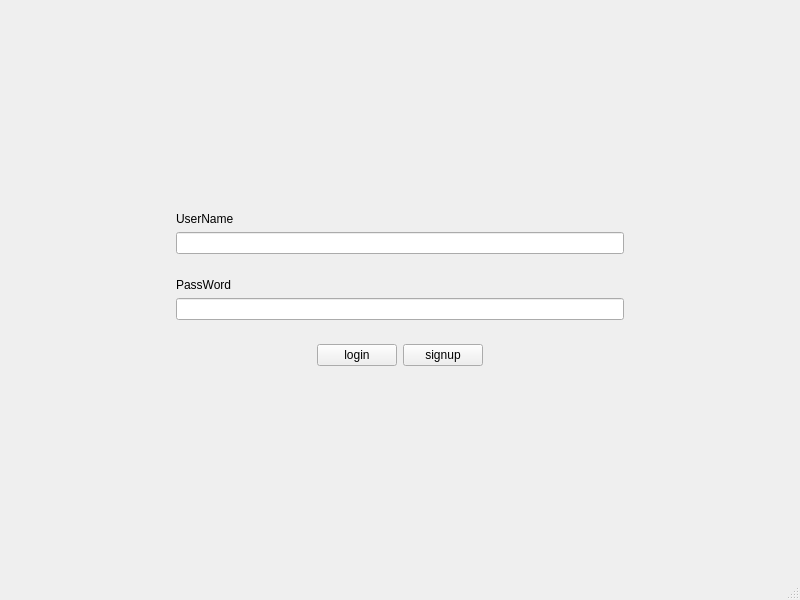
The window that client/mainwindow.ui (mohammadmolavi/Local-messenger) describes before a commit, drawn with Qt 5.
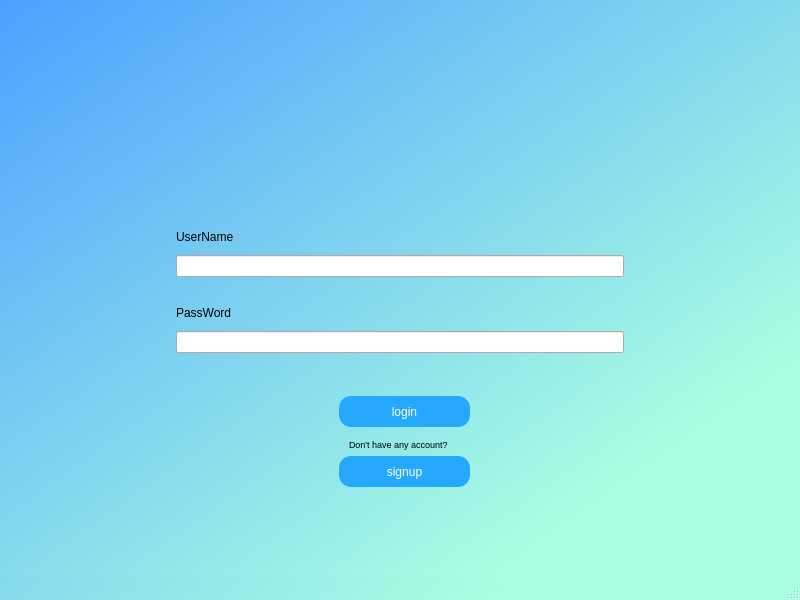
The same window after the commit.

Diff of the .ui file:
```diff
--- a/client/mainwindow.ui
+++ b/client/mainwindow.ui
@@ -13,7 +13,17 @@
   <property name="windowTitle">
    <string>MainWindow</string>
   </property>
+  <property name="styleSheet">
+   <string notr="true">QMainWindow#MainWindow{
+background-color: qlineargradient(spread:pad, x1:0.804, y1:0.823182, x2:0, y2:0, stop:0 rgba(170, 255, 225, 255), stop:1 rgba(77, 160, 255, 255));
+}</string>
+  </property>
   <widget class="QWidget" name="centralwidget">
+   <property name="styleSheet">
+    <string notr="true">QWidget#centralwidget{
+background-color: qlineargradient(spread:pad, x1:0.804, y1:0.823182, x2:0, y2:0, stop:0 rgba(170, 255, 225, 255), stop:1 rgba(77, 160, 255, 255));
+}</string>
+   </property>
    <layout class="QVBoxLayout" name="verticalLayout_4">
     <item>
      <widget class="QWidget" name="widget_7" native="true"/>
@@ -72,52 +82,6 @@
             </layout>
            </widget>
           </item>
-          <item>
-           <widget class="QWidget" name="widget_5" native="true">
-            <layout class="QHBoxLayout" name="horizontalLayout">
-             <item>
-              <spacer name="horizontalSpacer_3">
-               <property name="orientation">
-                <enum>Qt::Horizontal</enum>
-               </property>
-               <property name="sizeHint" stdset="0">
-                <size>
-                 <width>40</width>
-                 <height>20</height>
-                </size>
-               </property>
-              </spacer>
-             </item>
-             <item>
-              <widget class="QPushButton" name="login">
-               <property name="text">
-                <string>login</string>
-               </property>
-              </widget>
-             </item>
-             <item>
-              <widget class="QPushButton" name="signup">
-               <property name="text">
-                <string>signup</string>
-               </property>
-              </widget>
-             </item>
-             <item>
-              <spacer name="horizontalSpacer_4">
-               <property name="orientation">
-                <enum>Qt::Horizontal</enum>
-               </property>
-               <property name="sizeHint" stdset="0">
-                <size>
-                 <width>40</width>
-                 <height>20</height>
-                </size>
-               </property>
-              </spacer>
-             </item>
-            </layout>
-           </widget>
-          </item>
          </layout>
         </widget>
        </item>
@@ -141,7 +105,110 @@
      </widget>
     </item>
     <item>
-     <widget class="QWidget" name="widget_6" native="true"/>
+     <widget class="QWidget" name="widget_6" native="true">
+      <widget class="QPushButton" name="signup">
+       <property name="geometry">
+        <rect>
+         <x>330</x>
+         <y>70</y>
+         <width>131</width>
+         <height>31</height>
+        </rect>
+       </property>
+       <property name="styleSheet">
+        <string notr="true">QPushButton 
+{
+border-radius: 12px;
+background-color:#26a8ff;
+font: 700 9pt &quot;Helvetica Now Display&quot;;
+color: white;
+}
+QPushButton:hover
+{
+background: #61ffed;
+}
+QPushButton:pressed 
+{
+background: white;
+border: 2px solid #61ffed; 
+color: #61ffed;
+}
+</string>
+       </property>
+       <property name="text">
+        <string>signup</string>
+       </property>
+      </widget>
+      <widget class="QPushButton" name="login">
+       <property name="geometry">
+        <rect>
+         <x>330</x>
+         <y>10</y>
+         <width>131</width>
+         <height>31</height>
+        </rect>
+       </property>
+       <property name="sizePolicy">
+        <sizepolicy hsizetype="Minimum" vsizetype="Fixed">
+         <horstretch>0</horstretch>
+         <verstretch>0</verstretch>
+        </sizepolicy>
+       </property>
+       <property name="sizeIncrement">
+        <size>
+         <width>0</width>
+         <height>0</height>
+        </size>
+       </property>
+       <property name="styleSheet">
+        <string notr="true">QPushButton 
+{
+border-radius: 12px;
+background-color:#26a8ff;
+font: 700 9pt &quot;Helvetica Now Display&quot;;
+color: white;
+}
+QPushButton:hover
+{
+background: #61ffed;
+}
+QPushButton:pressed 
+{
+background: white;
+border: 2px solid #61ffed; 
+color: #61ffed;
+}
+</string>
+       </property>
+       <property name="text">
+        <string>login</string>
+       </property>
+       <property name="iconSize">
+        <size>
+         <width>20</width>
+         <height>20</height>
+        </size>
+       </property>
+      </widget>
+      <widget class="QLabel" name="label_4">
+       <property name="geometry">
+        <rect>
+         <x>340</x>
+         <y>50</y>
+         <width>131</width>
+         <height>16</height>
+        </rect>
+       </property>
+       <property name="font">
+        <font>
+         <pointsize>7</pointsize>
+        </font>
+       </property>
+       <property name="text">
+        <string>Don't have any account?</string>
+       </property>
+      </widget>
+     </widget>
     </item>
    </layout>
   </widget>
```
